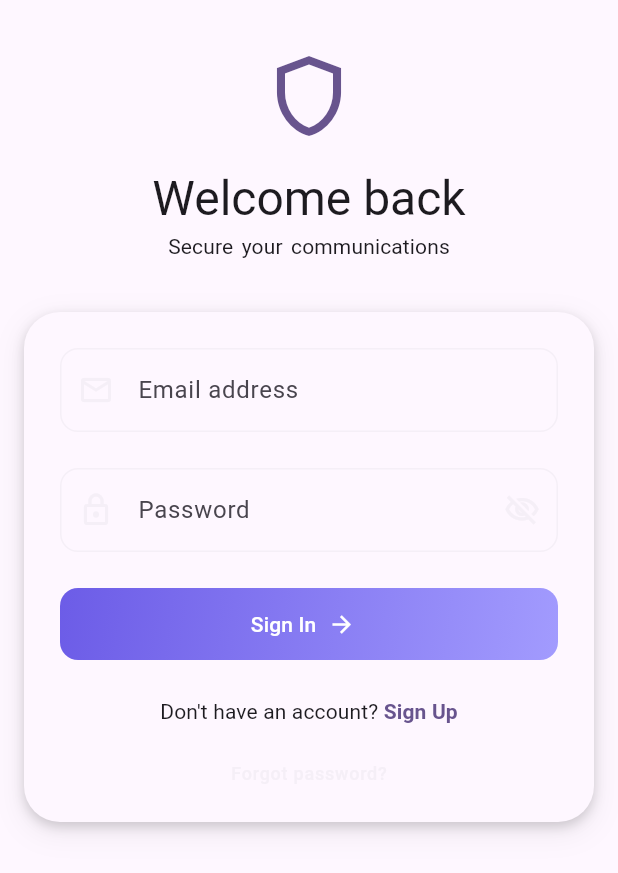
After one commit to Priyanshu912o/fortress_chat, a Flutter app: the SignInPage screen opened directly, on a phone screen of 412 x 824 dp. The commit adds this screen. Shown: the top 873 px of the screen. Run offline on Flutter 3.47's test engine with Material 3 defaults, Android fonts, the light colour scheme and no system bars; our stand-ins replace equatable, firebase_core, get_it, injectable; missing offline and left inert: temp; accounts and stored records are empty; generated files the repository leaves out were written again; statements that could not run were skipped.

Commit message:
created ui for sign in page

```diff
--- /dev/null
+++ b/lib/features/authentication/presentation/pages/sign_in_page.dart
@@ -0,0 +1,160 @@
+import 'package:flutter/material.dart';
+import 'package:fortress_chat/core/theme/app_elevation.dart';
+import 'package:fortress_chat/core/theme/app_radii.dart';
+import 'package:fortress_chat/core/theme/app_spacing.dart';
+import 'package:fortress_chat/features/authentication/presentation/widgets/auth_textformfield.dart';
+import 'package:fortress_chat/features/authentication/presentation/widgets/primary_button.dart';
+import 'package:fortress_chat/features/authentication/presentation/widgets/validators.dart';
+
+class SignInPage extends StatefulWidget {
+  const SignInPage({super.key});
+
+  @override
+  State<SignInPage> createState() => _SignInPageState();
+}
+
+class _SignInPageState extends State<SignInPage> {
+  late final TextEditingController _emailController;
+  late final TextEditingController _passwordController;
+  final GlobalKey<FormState> _formState = GlobalKey<FormState>();
+
+  @override
+  void initState() {
+    _emailController = TextEditingController();
+    _passwordController = TextEditingController();
+    super.initState();
+  }
+
+  @override
+  void dispose() {
+    _emailController.dispose();
+    _passwordController.dispose();
+    super.dispose();
+  }
+
+  @override
+  Widget build(BuildContext context) {
+    return Scaffold(
+      body: ListView(
+        children: [
+          Column(
+            mainAxisAlignment: MainAxisAlignment.start,
+            children: [
+              Padding(
+                padding: const EdgeInsets.only(
+                  top: AppSpacing.space32,
+                  bottom: AppSpacing.space16,
+                ),
+                child: Icon(
+                  Icons.shield_outlined,
+                  size:
+                      Theme.of(context).textTheme.headlineLarge!.fontSize! * 2,
+                  color: Theme.of(context).colorScheme.primary,
+                ),
+              ),
+              Text(
+                'Welcome back',
+                style: Theme.of(context).textTheme.headlineLarge,
+              ),
+              Padding(
+                padding: const EdgeInsets.symmetric(
+                  vertical: AppSpacing.space2,
+                ),
+                child: Text(
+                  'Secure your communications',
+                  style: Theme.of(context).textTheme.titleSmall!.copyWith(
+                    fontWeight: FontWeight.w400,
+                    wordSpacing: AppSpacing.space2,
+                  ),
+                ),
+              ),
+              Container(
+                margin: const EdgeInsets.symmetric(
+                  horizontal: AppSpacing.marginMobile,
+                  vertical: AppSpacing.space32,
+                ),
+                padding: const EdgeInsets.all(AppSpacing.space24),
+                decoration: BoxDecoration(
+                  boxShadow: AppElevation.shadowMedium,
+                  color: Theme.of(context).colorScheme.surface,
+                  borderRadius: AppRadii.xLarge,
+                ),
+                child: Form(
+                  key: _formState,
+                  child: Column(
+                    mainAxisAlignment: MainAxisAlignment.spaceEvenly,
+                    spacing: AppSpacing.space24,
+                    children: [
+                      AuthTextFormField(
+                        focusedPrefixIcon: Icons.email,
+                        hintText: 'name@example.com',
+                        prefixIcon: Icons.email_outlined,
+                        controller: _emailController,
+                        lable: 'Email address',
+                        validator: Validators.validator['email'],
+                        autovalidateMode: AutovalidateMode.onUserInteraction,
+                        keyboardType: TextInputType.emailAddress,
+                      ),
+                      AuthTextFormField(
+                        focusedPrefixIcon: Icons.lock,
+                        hintText: 'name@example.com',
+                        prefixIcon: Icons.lock_outline,
+                        controller: _passwordController,
+                        lable: 'Password',
+                        autovalidateMode: AutovalidateMode.onUserInteraction,
+                        validator: Validators.validator['password'],
+                        keyboardType: TextInputType.visiblePassword,
+                        suffixIcon: const Icon(Icons.visibility_off_outlined),
+                        focusedSuffixIcon: const Icon(Icons.visibility_off),
+                        tappedSuffixIcon: const Icon(Icons.visibility),
+                        isObscure: true,
+                      ),
+                      PrimaryButton(
+                        onPressed: () {
+                          _formState.currentState!.validate();
+                        },
+                        text: 'Sign In',
+                        isLoading: false,
+                      ),
+                      RichText(
+                        text: TextSpan(
+                          text: 'Don\'t have an account? ',
+                          style: Theme.of(context).textTheme.labelLarge!
+                              .copyWith(fontWeight: FontWeight.w400),
+                          children: [
+                            TextSpan(
+                              text: 'Sign Up',
+                              style: Theme.of(context).textTheme.labelLarge!
+                                  .copyWith(
+                                    fontWeight: FontWeight.w600,
+                                    color: Theme.of(
+                                      context,
+                                    ).colorScheme.primary,
+                                  ),
+                            ),
+                          ],
+                        ),
+                      ),
+                      GestureDetector(
+                        onTap: () {},
+                        child: Text(
+                          'Forgot password?',
+                          style: Theme.of(context).textTheme.labelMedium!
+                              .copyWith(
+                                color: Theme.of(
+                                  context,
+                                ).colorScheme.onInverseSurface,
+                              ),
+                        ),
+                      ),
+                    ],
+                  ),
+                ),
+              ),
+            ],
+          ),
+        ],
+      ),
+    );
+  }
+}
--- a/lib/features/authentication/presentation/pages/sign_up_page.dart
+++ b/lib/features/authentication/presentation/pages/sign_up_page.dart
@@ -42,7 +42,8 @@ class _SignUpPageState extends State<SignUpPage> {
 
   @override
   Widget build(BuildContext context) {
-    return ListView(
+    return Scaffold(
+      body: ListView(
         children: [
           ConstrainedBox(
             constraints: BoxConstraints(
@@ -110,7 +111,9 @@ class _SignUpPageState extends State<SignUpPage> {
                               suffixIcon: const Icon(
                                 Icons.visibility_off_outlined,
                               ),
-                            focusedSuffixIcon: const Icon(Icons.visibility_off),
+                              focusedSuffixIcon: const Icon(
+                                Icons.visibility_off,
+                              ),
                               tappedSuffixIcon: const Icon(Icons.visibility),
                               isObscure: true,
                             ),
@@ -136,7 +139,9 @@ class _SignUpPageState extends State<SignUpPage> {
                               suffixIcon: const Icon(
                                 Icons.visibility_off_outlined,
                               ),
-                            focusedSuffixIcon: const Icon(Icons.visibility_off),
+                              focusedSuffixIcon: const Icon(
+                                Icons.visibility_off,
+                              ),
                               tappedSuffixIcon: const Icon(Icons.visibility),
                               isObscure: true,
                             ),
@@ -157,7 +162,9 @@ class _SignUpPageState extends State<SignUpPage> {
                                 children: [
                                   TextSpan(
                                     text: 'Sign In',
-                                  style: Theme.of(context).textTheme.labelLarge!
+                                    style: Theme.of(context)
+                                        .textTheme
+                                        .labelLarge!
                                         .copyWith(
                                           fontWeight: FontWeight.w600,
                                           color: Theme.of(
@@ -182,7 +189,9 @@ class _SignUpPageState extends State<SignUpPage> {
                                 ),
                                 Text(
                                   '  ENCYPTED LOCALLY',
-                                style: Theme.of(context).textTheme.labelMedium!
+                                  style: Theme.of(context)
+                                      .textTheme
+                                      .labelMedium!
                                       .copyWith(
                                         color: Theme.of(
                                           context,
@@ -201,6 +210,7 @@ class _SignUpPageState extends State<SignUpPage> {
             ),
           ),
         ],
+      ),
     );
   }
 }
```
Lines whose indentation alone changed are shown as unchanged.
